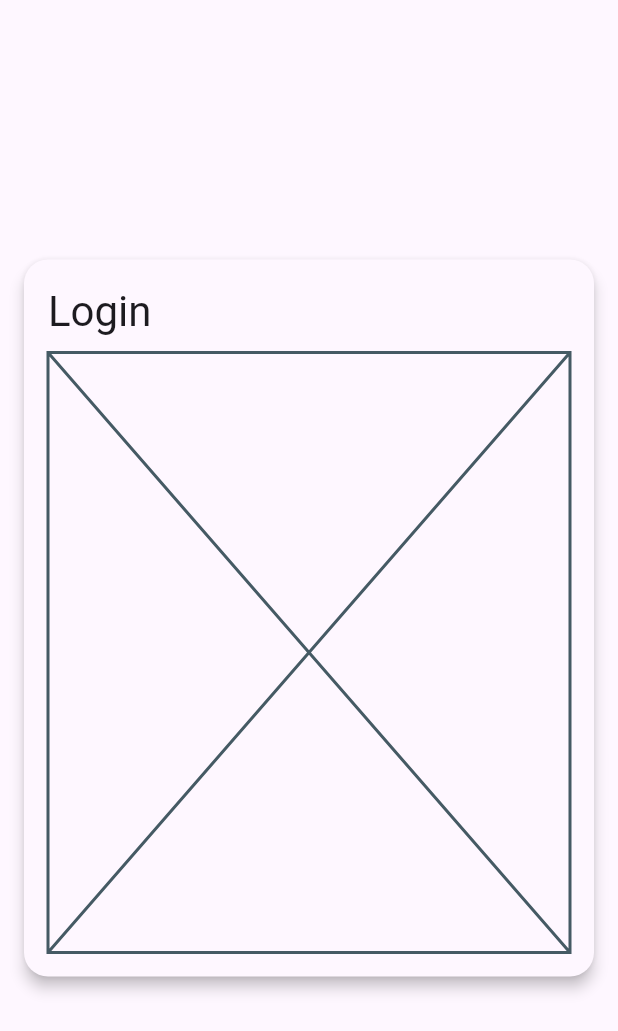
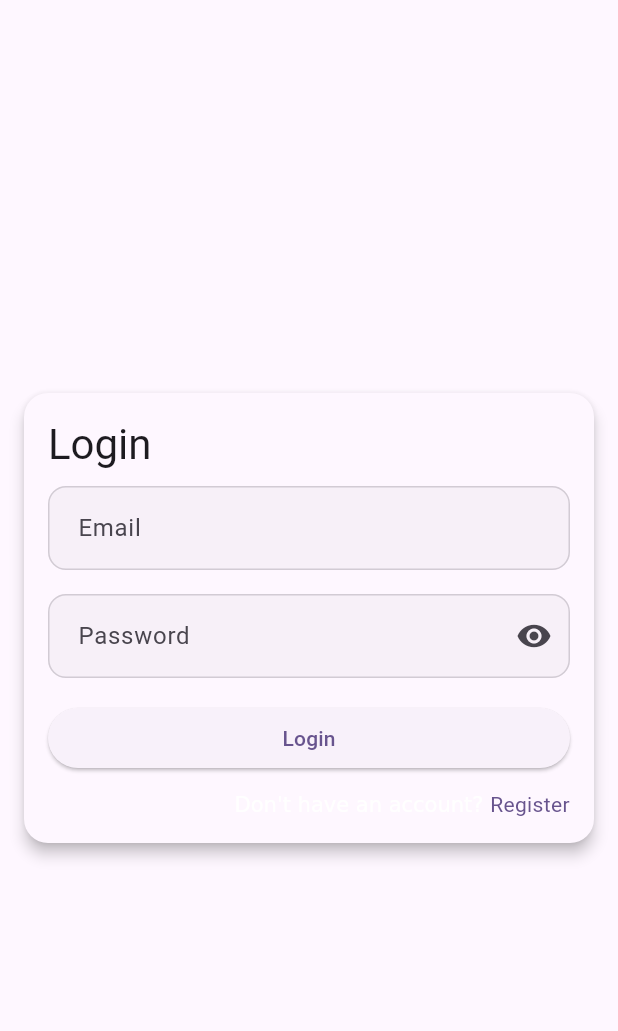
Before and after one commit to RKOrtega94/tasksapp_flutter_provider, a Flutter app: the screen it shows after launch, on a phone screen of 412 x 824 dp. Shown: the top 1031 px of the screen. Run offline on Flutter 3.47's test engine with Material 3 defaults, Android fonts, the phone set to English and light mode, and no system bars; our stand-ins replace firebase_auth, firebase_core, flutter_dotenv; accounts and stored records are empty.

Commit message:
feat: Implement authentication feature including login, registration, view models, and repositories, adding `shared_preferences`.

```diff
--- /dev/null
+++ b/lib/features/auth/domain/repository/auth_repository.dart
@@ -0,0 +1,17 @@
+import 'package:tasksapp/features/auth/domain/entity/user.dart';
+
+abstract class IAuthRepository {
+  Future<User> signUp({
+    required String name,
+    required String email,
+    required String password,
+  });
+
+  Future<User> signIn({required String email, required String password});
+
+  Future<void> signOut();
+
+  User? get currentUser;
+
+  Stream<User?> get authStateChanges;
+}
--- a/lib/features/auth/domain/usecase/login_usecase.dart
+++ /dev/null
@@ -1,3 +0,0 @@
-class LoginUsecase {
-  Future<void> call() async {}
-}
--- /dev/null
+++ b/lib/features/auth/presentation/layout/auth_layout.dart
@@ -0,0 +1,84 @@
+import 'package:flutter/gestures.dart';
+import 'package:flutter/material.dart';
+import 'package:tasksapp/shared/layouts/main_layout.dart';
+
+enum AuthLayoutType { login, register }
+
+/// Auth layout
+class AuthLayout extends StatelessWidget {
+  final String title;
+  final Widget child;
+  final AuthLayoutType? type;
+
+  const AuthLayout({
+    super.key,
+    required this.title,
+    required this.child,
+    this.type,
+  });
+
+  @override
+  Widget build(BuildContext context) {
+    return MainLayout(
+      child: Center(
+        child: Card(
+          margin: const EdgeInsets.all(16),
+          elevation: 4,
+          color: Theme.of(context).colorScheme.surface,
+          shape: RoundedRectangleBorder(
+            borderRadius: BorderRadius.circular(16),
+          ),
+          child: Container(
+            padding: const EdgeInsets.all(16.0),
+            width: MediaQuery.sizeOf(context).width > 600
+                ? 400
+                : MediaQuery.sizeOf(context).width,
+            child: Column(
+              mainAxisSize: MainAxisSize.min,
+              spacing: 10,
+              crossAxisAlignment: CrossAxisAlignment.start,
+              children: [
+                Text(title, style: Theme.of(context).textTheme.headlineMedium),
+                SizedBox(
+                  width: MediaQuery.sizeOf(context).width,
+                  child: Column(
+                    crossAxisAlignment: CrossAxisAlignment.end,
+                    spacing: 10,
+                    children: [child, ..._buildFooter(context)],
+                  ),
+                ),
+              ],
+            ),
+          ),
+        ),
+      ),
+    );
+  }
+
+  List<Widget> _buildFooter(BuildContext context) {
+    if (type == AuthLayoutType.login) {
+      return [
+        RichText(
+          text: TextSpan(
+            text: 'Don\'t have an account? ',
+            children: [
+              TextSpan(
+                text: 'Register',
+                recognizer: TapGestureRecognizer()
+                  ..onTap = () {
+                    Navigator.of(context).pushNamed('/register');
+                  },
+                style: Theme.of(context).textTheme.bodyMedium?.copyWith(
+                  color: Theme.of(context).colorScheme.primary,
+                ),
+              ),
+            ],
+          ),
+        ),
+      ];
+    } else if (type == AuthLayoutType.register) {
+      return [const Placeholder()];
+    }
+    return [const SizedBox.shrink()];
+  }
+}
--- a/lib/features/auth/presentation/screens/login_screen.dart
+++ b/lib/features/auth/presentation/screens/login_screen.dart
@@ -1,35 +1,79 @@
 import 'package:flutter/material.dart';
-import 'package:tasksapp/shared/layouts/main_layout.dart';
+import 'package:provider/provider.dart';
+import 'package:tasksapp/features/auth/presentation/layout/auth_layout.dart';
+import 'package:tasksapp/features/auth/presentation/viewmodel/login_view_model.dart';
+import 'package:tasksapp/shared/widgets/text_field.widget.dart';
 
 class LoginScreen extends StatelessWidget {
   const LoginScreen({super.key});
 
   @override
   Widget build(BuildContext context) {
-    return MainLayout(
-      child: Center(
-        child: Card(
-          margin: const EdgeInsets.all(16),
-          elevation: 4,
-          color: Theme.of(context).colorScheme.surface,
-          shape: RoundedRectangleBorder(
-            borderRadius: BorderRadius.circular(16),
-          ),
-          child: Padding(
-            padding: const EdgeInsets.all(16.0),
+    return ChangeNotifierProvider(
+      create: (context) => LoginViewModel(authRepository: context.read()),
+      child: AuthLayout(
+        title: 'Login',
+        type: AuthLayoutType.login,
+        child: Consumer<LoginViewModel>(
+          builder: (context, viewModel, _) {
+            return Form(
+              key: viewModel.formKey,
+              autovalidateMode: AutovalidateMode.onUserInteraction,
               child: Column(
                 mainAxisSize: MainAxisSize.min,
-              spacing: 10,
-              crossAxisAlignment: CrossAxisAlignment.start,
+                spacing: 16,
                 children: [
-                Text(
-                  'Login',
-                  style: Theme.of(context).textTheme.headlineMedium,
+                  AppTextField<LoginViewModel>(
+                    label: 'Email',
+                    selector: (viewModel) => viewModel.email,
+                    onChange: (viewModel, value) => viewModel.email = value,
+                    validator: (value) {
+                      if (value == null || value.isEmpty) {
+                        return 'Email is required';
+                      }
+                      // Simple email regex
+                      if (!RegExp(
+                        r'^[\w-\.]+@([\w-]+\.)+[\w-]{2,4}$',
+                      ).hasMatch(value)) {
+                        return 'Please enter a valid email';
+                      }
+                      return null;
+                    },
                   ),
-                Placeholder(),
+                  AppTextField<LoginViewModel>(
+                    label: 'Password',
+                    selector: (viewModel) => viewModel.password,
+                    onChange: (viewModel, value) => viewModel.password = value,
+                    keyboardType: TextInputType.visiblePassword,
+                    isPassword: true,
+                    validator: (value) {
+                      if (value == null || value.isEmpty) {
+                        return 'Password is required';
+                      }
+                      if (value.length < 6) {
+                        return 'Password must be at least 6 characters';
+                      }
+                      return null;
+                    },
+                  ),
+                  if (viewModel.isLoading)
+                    const CircularProgressIndicator()
+                  else
+                    SizedBox(
+                      width: double.infinity,
+                      child: ElevatedButton(
+                        onPressed: () {
+                          if (viewModel.formKey.currentState!.validate()) {
+                            viewModel.login();
+                          }
+                        },
+                        child: const Text('Login'),
+                      ),
+                    ),
                 ],
               ),
-          ),
+            );
+          },
         ),
       ),
     );
--- /dev/null
+++ b/lib/features/auth/presentation/viewmodel/auth_view_model.dart
@@ -0,0 +1,95 @@
+import 'dart:async';
+
+import 'package:flutter/material.dart';
+import 'package:tasksapp/features/auth/domain/entity/user.dart';
+import 'package:tasksapp/features/auth/domain/repository/auth_repository.dart';
+import 'package:tasksapp/shared/dialogs/show_snackbar.dart';
+
+enum AuthStatus { initial, authenticated, unauthenticated, loading }
+
+class AuthViewModel extends ChangeNotifier {
+  final formKey = GlobalKey<FormState>();
+  // Providers
+  final IAuthRepository repository;
+
+  // Auth state
+  StreamSubscription<User?>? _authStateSubscription;
+
+  AuthStatus _status = AuthStatus.initial;
+  User? _user;
+  String? _error;
+
+  // Getters
+  AuthStatus get status => _status;
+  User? get user => _user;
+  String? get error => _error;
+  bool get isLoading => _status == AuthStatus.loading;
+  bool get isAuthenticated => _user != null;
+
+  // Message stream for one-off events (e.g. Snackbars)
+  final _messageController = StreamController<String>.broadcast();
+  Stream<String> get messageStream => _messageController.stream;
+
+  AuthViewModel({required IAuthRepository authRepository})
+    : repository = authRepository {
+    _initialize();
+  }
+
+  @override
+  void dispose() {
+    _messageController.close();
+    _authStateSubscription?.cancel();
+    super.dispose();
+  }
+
+  void _initialize() {
+    setAuthState(AuthStatus.loading);
+    _user = repository.currentUser;
+    if (_user != null) {
+      setAuthState(AuthStatus.authenticated);
+    } else {
+      setAuthState(AuthStatus.unauthenticated);
+    }
+
+    _authStateSubscription = repository.authStateChanges.listen((user) {
+      _user = user;
+      if (user != null) {
+        setAuthState(AuthStatus.authenticated);
+      } else {
+        setAuthState(AuthStatus.unauthenticated);
+      }
+    });
+  }
+
+  Future<void> register({
+    required String name,
+    required String email,
+    required String password,
+  }) async {
+    setAuthState(AuthStatus.loading);
+    setError(null);
+    try {
+      await repository.signUp(name: name, email: email, password: password);
+      setAuthState(AuthStatus.authenticated);
+    } catch (e) {
+      final errorMessage = e.toString();
+      setError(errorMessage);
+      showMessage(errorMessage);
+      setAuthState(AuthStatus.unauthenticated);
+    }
+  }
+
+  void setAuthState(AuthStatus status) {
+    _status = status;
+    notifyListeners();
+  }
+
+  void setError(String? error) {
+    _error = error;
+    notifyListeners();
+  }
+
+  void showMessage(String message) {
+    showSnackbar(formKey.currentContext!, message, type: SnackbarType.error);
+  }
+}
--- /dev/null
+++ b/lib/features/auth/presentation/viewmodel/login_view_model.dart
@@ -0,0 +1,23 @@
+import 'package:flutter/material.dart';
+import 'package:tasksapp/features/auth/presentation/viewmodel/auth_view_model.dart';
+
+class LoginViewModel extends AuthViewModel {
+  String email = '';
+  String password = '';
+
+  LoginViewModel({required super.authRepository});
+
+  Future<void> login() async {
+    setAuthState(AuthStatus.loading);
+    setError(null);
+    try {
+      await repository.signIn(email: email, password: password);
+      setAuthState(AuthStatus.authenticated);
+    } catch (e) {
+      final errorMessage = e.toString();
+      setError(errorMessage);
+      showMessage(errorMessage);
+      setAuthState(AuthStatus.unauthenticated);
+    }
+  }
+}
--- a/lib/shared/widgets/text_field.widget.dart
+++ b/lib/shared/widgets/text_field.widget.dart
@@ -2,26 +2,89 @@ import 'package:flutter/material.dart';
 import 'package:provider/provider.dart';
 
 /// Custom TextField Widget
-class AppTextField<T> extends StatelessWidget {
+class AppTextField<T> extends StatefulWidget {
+  final String label;
   final String Function(T) selector;
-  final String? Function(T) errorSelector;
   final void Function(T, String) onChange;
+  final TextInputType? keyboardType;
+  final String? Function(String?)? validator;
+  final bool isPassword;
 
   const AppTextField({
     super.key,
+    required this.label,
     required this.selector,
-    required this.errorSelector,
     required this.onChange,
+    this.keyboardType,
+    this.validator,
+    this.isPassword = false,
   });
 
   @override
+  State<AppTextField<T>> createState() => _AppTextFieldState<T>();
+}
+
+class _AppTextFieldState<T> extends State<AppTextField<T>> {
+  late bool _isObscured;
+
+  @override
+  void initState() {
+    super.initState();
+    _isObscured = widget.isPassword;
+  }
+
+  @override
   Widget build(BuildContext context) {
-    return Selector<T, ({String value, String? error})>(
-      builder: (context, data, child) {
-        return TextField(decoration: InputDecoration(labelText: 'test'));
-      },
-      selector: (_, value) {
-        return (value: selector(value), error: errorSelector(value));
+    return Consumer<T>(
+      builder: (context, vm, child) {
+        return TextFormField(
+          decoration: InputDecoration(
+            labelText: widget.label,
+            filled: true,
+            fillColor: Theme.of(
+              context,
+            ).colorScheme.surfaceContainerHighest.withValues(alpha: 0.3),
+            border: OutlineInputBorder(
+              borderRadius: BorderRadius.circular(12),
+              borderSide: BorderSide.none,
+            ),
+            enabledBorder: OutlineInputBorder(
+              borderRadius: BorderRadius.circular(12),
+              borderSide: BorderSide(
+                color: Theme.of(
+                  context,
+                ).colorScheme.outline.withValues(alpha: 0.3),
+              ),
+            ),
+            focusedBorder: OutlineInputBorder(
+              borderRadius: BorderRadius.circular(12),
+              borderSide: BorderSide(
+                color: Theme.of(context).colorScheme.primary,
+                width: 2,
+              ),
+            ),
+            contentPadding: const EdgeInsets.symmetric(
+              horizontal: 16,
+              vertical: 16,
+            ),
+            suffixIcon: widget.isPassword
+                ? IconButton(
+                    icon: Icon(
+                      _isObscured ? Icons.visibility : Icons.visibility_off,
+                    ),
+                    onPressed: () {
+                      setState(() {
+                        _isObscured = !_isObscured;
+                      });
+                    },
+                  )
+                : null,
+          ),
+          onChanged: (value) => widget.onChange(vm, value),
+          keyboardType: widget.keyboardType,
+          validator: widget.validator,
+          obscureText: _isObscured,
+        );
       },
     );
   }
--- a/pubspec.yaml
+++ b/pubspec.yaml
@@ -17,6 +17,7 @@ dependencies:
   firebase_core: ^4.2.1
   json_annotation: ^4.9.0
   firebase_auth: ^6.1.2
+  shared_preferences: ^2.5.3
 
 dev_dependencies:
   flutter_test:
```
Also changed, not shown: lib/core/errors/auth_exception.dart (added, +8 -0 lines), lib/features/auth/auth_provider.dart (added, +13 -0 lines), lib/features/auth/data/mapper/user_mapper.dart (added, +13 -0 lines), lib/features/auth/data/providers/firebase_auth_provider.dart (added, +121 -0 lines), lib/features/auth/data/repositories/firebase_auth_repository.dart (added, +91 -0 lines), lib/features/auth/presentation/screens/register_screen.dart (added, +11 -0 lines), lib/main.dart (+5 -4 lines), lib/shared/dialogs/show_snackbar.dart (added, +20 -0 lines), pubspec.lock, 1 other file. Lines whose indentation alone changed are shown as unchanged.
